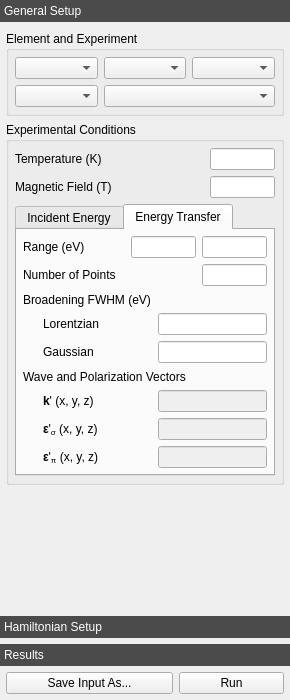
Qt form crispy/resources/gui/uis/quanty/main.ui (mretegan/crispy) before a commit.
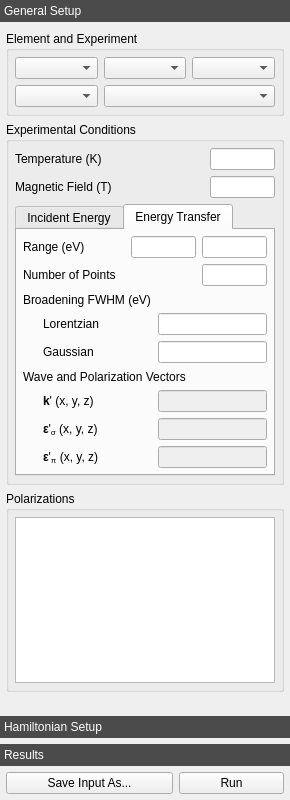
The same form after that commit. Icons and pictures are not drawn. Custom widgets are drawn as their Qt base class.

Commit message: Add view for selecting polarizations

What changed in the file:
```diff
--- a/crispy/resources/gui/uis/quanty/main.ui
+++ b/crispy/resources/gui/uis/quanty/main.ui
@@ -7,7 +7,7 @@
     <x>0</x>
     <y>0</y>
     <width>290</width>
-    <height>700</height>
+    <height>800</height>
    </rect>
   </property>
   <property name="sizePolicy">
@@ -77,7 +77,7 @@
          <x>0</x>
          <y>0</y>
          <width>290</width>
-         <height>554</height>
+         <height>654</height>
         </rect>
        </property>
        <attribute name="label">
@@ -1024,6 +1024,30 @@
           </layout>
          </widget>
         </item>
+        <item>
+         <widget class="QGroupBox" name="polarizationsGroupBox">
+          <property name="title">
+           <string>Polarizations</string>
+          </property>
+          <layout class="QHBoxLayout" name="horizontalLayout">
+           <property name="leftMargin">
+            <number>6</number>
+           </property>
+           <property name="topMargin">
+            <number>6</number>
+           </property>
+           <property name="rightMargin">
+            <number>6</number>
+           </property>
+           <property name="bottomMargin">
+            <number>6</number>
+           </property>
+           <item>
+            <widget class="QListView" name="polarizationsListView"/>
+           </item>
+          </layout>
+         </widget>
+        </item>
         <item>
          <spacer name="spacer">
           <property name="orientation">
```
Left out of the diff: 8 changed lines with no effect on the pictures. The commit also changes 2 other files.
